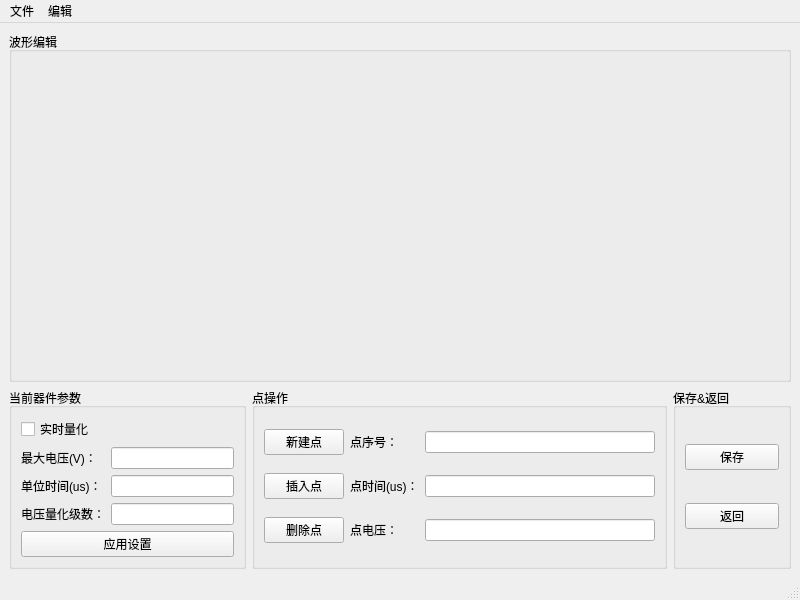
This is windowwavedesigner.ui in zym013579/AOMController as Qt 5 draws it before an edit. The edited form follows.
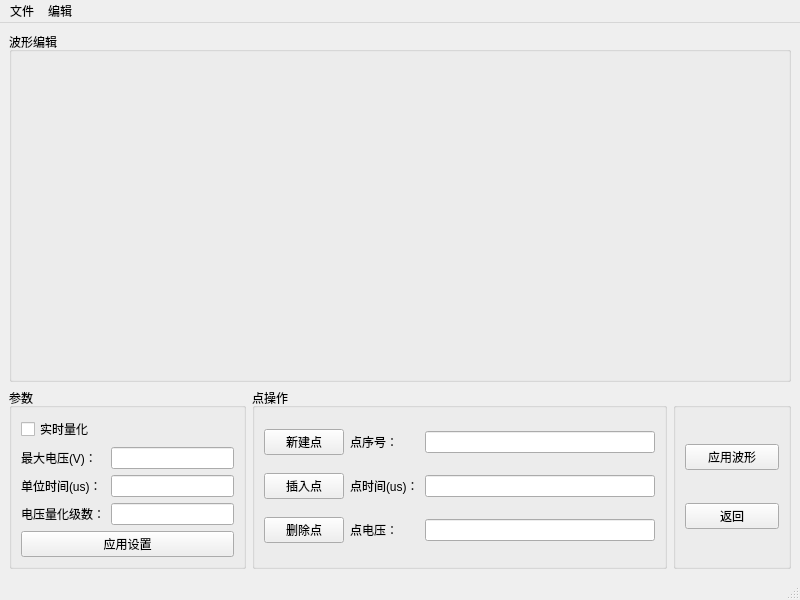
This is the edited form. Custom widgets are drawn as their Qt base class.

Patch:
```diff
--- a/windowwavedesigner.ui
+++ b/windowwavedesigner.ui
@@ -27,7 +27,7 @@
        <enum>Qt::ClickFocus</enum>
       </property>
       <property name="title">
-       <string>当前器件参数</string>
+       <string>参数</string>
       </property>
       <layout class="QGridLayout" name="gridLayout_5">
        <item row="3" column="0">
@@ -161,13 +161,13 @@
        <enum>Qt::ClickFocus</enum>
       </property>
       <property name="title">
-       <string>保存&amp;&amp;返回</string>
+       <string> </string>
       </property>
       <layout class="QGridLayout" name="gridLayout_3">
        <item row="0" column="0">
         <widget class="QPushButton" name="pushButtonSave">
          <property name="text">
-          <string>保存</string>
+          <string>应用波形</string>
          </property>
         </widget>
        </item>
```
Left out of the diff: 76 changed lines with no effect on the pictures.
